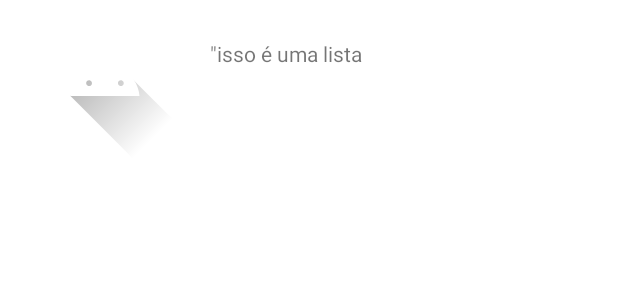
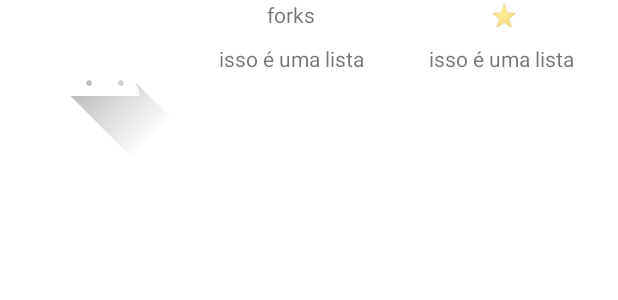
Before and after one commit to Elizeu12/app-list, an Android app: the layout list_item.xml on its own in the app's theme, with its tools: preview values and no code run, on a phone screen of 412 x 824 dp. Shown: the top 300 px of the screen. Run offline under Robolectric (Android 15) with nearby library versions, the phone set to English and light mode, and no system bars.

Commit message:
Created requests from forks, name and login

```diff
--- a/app/src/main/AndroidManifest.xml
+++ b/app/src/main/AndroidManifest.xml
@@ -1,6 +1,6 @@
 <?xml version="1.0" encoding="utf-8"?>
 <manifest xmlns:android="http://schemas.android.com/apk/res/android"
-          package="com.example.list_app">
+          package="com.example.list">
 
     <uses-permission android:name="android.permission.INTERNET"/>
 
@@ -12,13 +12,13 @@
             android:supportsRtl="true"
             android:theme="@style/Theme.Listapp">
         <activity
-                android:name="com.example.list_app.ui.ActivityLoad"
+                android:name="com.example.list.ui.ActivityLoad"
                 android:configChanges="orientation|keyboardHidden|screenSize"
                 android:label="@string/title_activity_load"
                 android:theme="@style/Theme.Listapp.Fullscreen">
         </activity>
         <activity
-                android:name="com.example.list_app.ui.MainActivity"
+                android:name="com.example.list.ui.MainActivity"
                 android:exported="true">
             <intent-filter>
                 <action android:name="android.intent.action.MAIN"/>
--- a/app/src/main/java/com/example/list_app/data/Dados.kt
+++ b/app/src/main/java/com/example/list/model/Dados.kt
@@ -1,7 +1,7 @@
-package com.example.list_app.ui
+package com.example.list.ui
 
-import com.example.list_app.model.Item
-import com.example.list_app.model.Owner
+import com.example.list.model.Item
+import com.example.list.model.Owner
 
 data class dados(
     val incomplete_results: Boolean,
--- a/app/src/main/java/com/example/list_app/model/Item.kt
+++ b/app/src/main/java/com/example/list/model/Item.kt
@@ -1,4 +1,4 @@
-package com.example.list_app.model
+package com.example.list.model
 
 data class Item(
     val allow_forking: Boolean,
--- a/app/src/main/java/com/example/list_app/model/License.kt
+++ b/app/src/main/java/com/example/list/model/License.kt
@@ -1,4 +1,4 @@
-package com.example.list_app.model
+package com.example.list.model
 
 data class License(
     val key: String,
--- a/app/src/main/java/com/example/list_app/model/Owner.kt
+++ b/app/src/main/java/com/example/list/model/Owner.kt
@@ -1,4 +1,4 @@
-package com.example.list_app.model
+package com.example.list.model
 
 data class Owner(
     val avatar_url: String,
--- a/app/src/main/java/com/example/list_app/ui/ActivityLoad.kt
+++ b/app/src/main/java/com/example/list/ui/ActivityLoad.kt
@@ -1,4 +1,4 @@
-package com.example.list_app.ui
+package com.example.list.ui
 
 import androidx.appcompat.app.AppCompatActivity
 import android.annotation.SuppressLint
@@ -8,7 +8,7 @@ import android.view.MotionEvent
 import android.view.View
 import android.widget.LinearLayout
 import android.widget.TextView
-import com.example.list_app.databinding.ActivityLoadBinding
+import com.example.list.databinding.ActivityLoadBinding
 
 /**
  * An example full-screen activity that shows and hides the system UI (i.e.
--- a/app/src/main/java/com/example/list_app/data/ListData.kt
+++ /dev/null
@@ -1,3 +0,0 @@
-package com.example.list_app.data
-
-data class ListData(val string: String, val url: String)
--- a/app/src/main/res/layout/activity_load.xml
+++ b/app/src/main/res/layout/activity_load.xml
@@ -6,7 +6,7 @@
              android:layout_width="match_parent"
              android:layout_height="match_parent"
              android:background="?attr/fullscreenBackgroundColor"
-             tools:context="com.example.list_app.ui.ActivityLoad"
+             tools:context="com.example.list.ui.ActivityLoad"
         >
 
 
--- a/app/src/main/res/layout/activity_main.xml
+++ b/app/src/main/res/layout/activity_main.xml
@@ -5,7 +5,7 @@
         xmlns:android="http://schemas.android.com/apk/res/android"
         android:layout_width="match_parent"
         android:layout_height="match_parent"
-        tools:context="com.example.list_app.ui.MainActivity">
+        tools:context="com.example.list.ui.MainActivity">
 
     <androidx.recyclerview.widget.RecyclerView
             android:layout_width="406dp"
--- a/app/src/main/res/layout/list_item.xml
+++ b/app/src/main/res/layout/list_item.xml
@@ -23,20 +23,56 @@
                 android:layout_height="wrap_content"
                 app:srcCompat="@drawable/ic_launcher_foreground"/>
 
-        <TextView
-                android:text="&quot;isso é uma lista"
-                android:layout_width="match_parent"
-                android:layout_height="wrap_content"
-                android:id="@+id/textView"
-                android:paddingBottom="16dp"
-                android:paddingTop="16dp"
-                android:paddingLeft="16dp"
+        <LinearLayout
+                android:orientation="vertical"
+                android:layout_width="140dp"
+                android:layout_height="match_parent"
+                app:layout_constraintTop_toBottomOf="@+id/LinearLayoutId">
 
-                android:layout_marginTop="10dp"/>
+            <TextView
+                    android:text="forks"
+                    android:layout_width="match_parent"
+                    android:layout_height="wrap_content"
+                    android:textAlignment="center"
+                    android:id="@+id/textForks"
+                    />
+
+            <TextView
+                    android:text="isso é uma lista"
+                    android:layout_width="match_parent"
+                    android:layout_height="72dp"
+                    android:id="@+id/textLogin"
+                    android:textAlignment="center"
+                    android:layout_marginTop="10dp"/>
 
 
+        </LinearLayout>
+        <LinearLayout
+                android:orientation="vertical"
+                android:layout_width="140dp"
+                android:layout_height="match_parent"
+                app:layout_constraintTop_toBottomOf="@+id/LinearLayoutId">
+
+            <TextView
+                    android:text=" ⭐"
+                    android:layout_width="match_parent"
+                    android:layout_height="wrap_content"
+                    android:textAlignment="center"
+                    android:id="@+id/starView"
+                    />
+
+            <TextView
+                    android:text="isso é uma lista"
+                    android:layout_width="match_parent"
+                    android:layout_height="72dp"
+                    android:id="@+id/textName"
+                    android:textAlignment="center"
+                    android:layout_marginTop="10dp"/>
+
+
+        </LinearLayout>
+
     </LinearLayout>
-
     <LinearLayout
             android:orientation="vertical"
             android:layout_width="match_parent"
@@ -44,5 +80,7 @@
             app:layout_constraintTop_toBottomOf="@+id/LinearLayoutId">
 
 
+
     </LinearLayout>
+
 </androidx.constraintlayout.widget.ConstraintLayout>
```
Also changed, not shown: app/src/main/java/com/example/list/data/ListData.kt (added, +9 -0 lines), app/src/main/java/com/example/list/data/RetrofitRequest.kt (added, +13 -0 lines), app/src/main/java/com/example/list/ui/Adapter.kt (renamed from app/src/main/java/com/example/list_app/ui/Adapter.kt, +14 -4 lines), app/src/main/java/com/example/list/ui/MainActivity.kt (renamed from app/src/main/java/com/example/list_app/ui/MainActivity.kt, +16 -16 lines), app/src/main/java/com/example/list_app/data/Retrofit.kt (deleted, +0 -12 lines), 4 other files.
